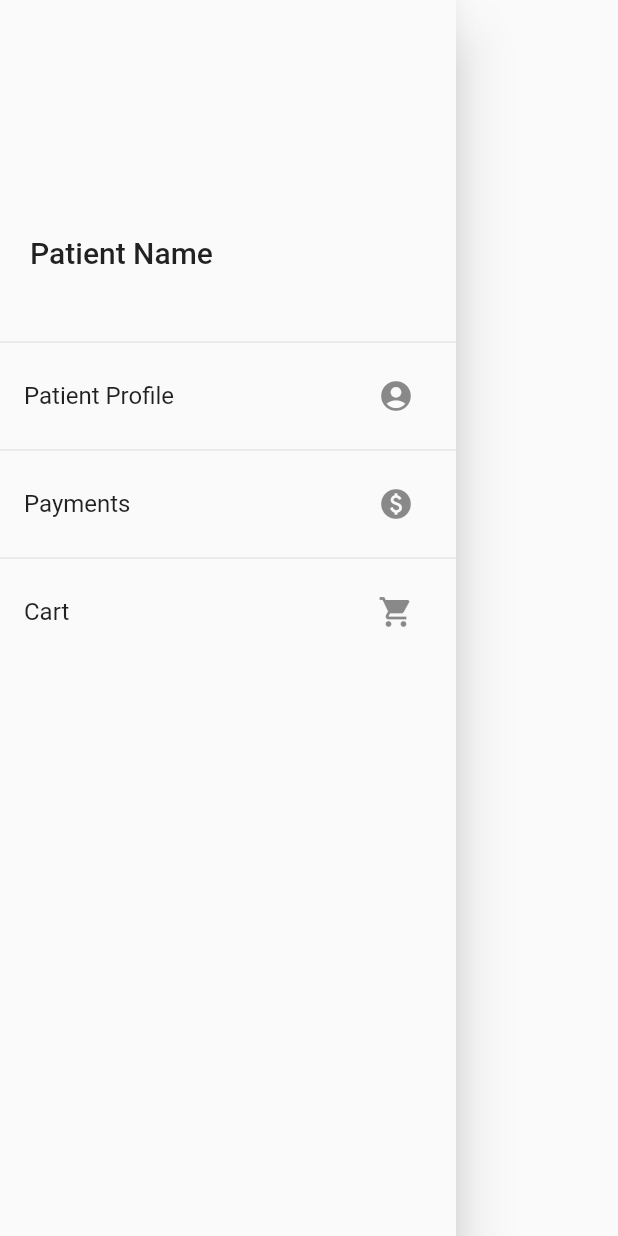
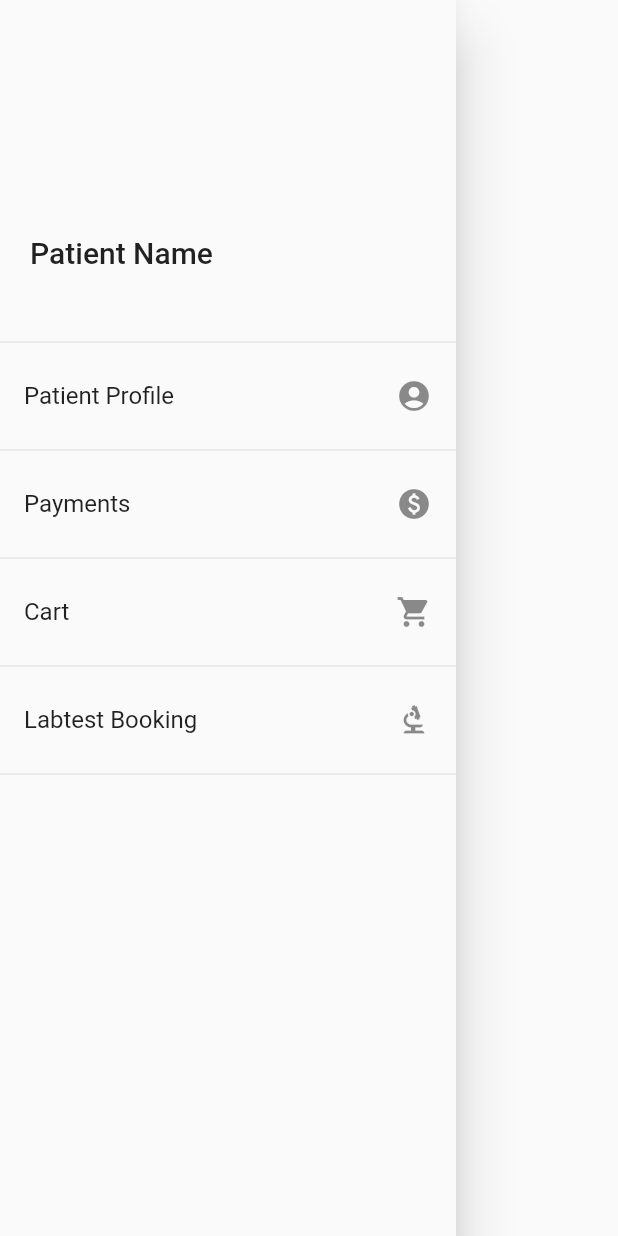
Before and after one commit to ShanuFutura/HeartBeat, a Flutter app: the PatientScreenDrawer widget shown alone on an empty page, opened directly, on a phone screen of 412 x 824 dp. Run offline on Flutter 3.47's test engine with Material 2 defaults, Android fonts, the light colour scheme and no system bars; our stand-ins replace carousel_slider, dropdown_search, fluttertoast, image_picker, shared_preferences; accounts and stored records are empty.

Commit message:
image upload and view in list

```diff
--- a/heartbeat/lib/Widgets/patient_screen_drawer.dart
+++ b/heartbeat/lib/Widgets/patient_screen_drawer.dart
@@ -33,31 +33,36 @@ class PatientScreenDrawer extends StatelessWidget {
           ),
           Divider(),
           ListTile(
-            title: Text('Patient Profile'),
-            trailing: IconButton(
-                onPressed: () {
-                  Navigator.of(context)
-                      .pushNamed(PatientProfilEditScreen.routeName);
-                },
-                icon: Icon(
-                  Icons.account_circle,
-                )),
+            onTap: () {
+              Navigator.of(context)
+                  .pushNamed(PatientProfilEditScreen.routeName);
+            },
+            title: const Text('Patient Profile'),
+            trailing: const Icon(
+              Icons.account_circle,
+            ),
           ),
           Divider(),
           ListTile(
-            title: Text('Payments'),
-            trailing: IconButton(
-                onPressed: () {},
-                icon: Icon(
-                  Icons.paid,
-                )),
+            onTap: () {},
+            title: const Text('Payments'),
+            trailing: Icon(
+              Icons.paid,
+            ),
           ),
           Divider(),
           ListTile(
+            onTap: () {},
             title: Text('Cart'),
-            trailing:
-                IconButton(onPressed: () {}, icon: Icon(Icons.shopping_cart)),
+            trailing: Icon(Icons.shopping_cart),
           ),
+          Divider(),
+          ListTile(
+            onTap: () {},
+            title: Text('Labtest Booking'),
+            trailing: Icon(Icons.biotech),
+          ),
+          Divider(),
         ],
       ),
     );
--- a/heartbeat/lib/main.dart
+++ b/heartbeat/lib/main.dart
@@ -1,6 +1,7 @@
 import 'package:flutter/material.dart';
 import 'package:heartbeat/screens/doc_home_page.dart';
 import 'package:heartbeat/screens/doctor_view.dart';
+import 'package:heartbeat/screens/patient_external_prescription.dart';
 import 'package:heartbeat/screens/patient_home_page.dart';
 import 'package:heartbeat/screens/patient_profile_edit_screen.dart';
 import 'package:heartbeat/screens/patient_signup_page.dart';
@@ -16,7 +17,7 @@ class HeartBeat extends StatelessWidget {
   @override
   Widget build(BuildContext context) {
     return MaterialApp(
-      home: DocHomePage(),
+      home: PatientHomePage(),
       routes: {
         LoginScreen.routeName: (ctx) => LoginScreen(),
         PatientSignupPage.routeName: (ctx) => PatientSignupPage(),
@@ -25,6 +26,8 @@ class HeartBeat extends StatelessWidget {
         PatientHomePage.routeName: (ctx) => PatientHomePage(),
         DoctorView.routeName: (ctx) => DoctorView(),
         PatientProfilEditScreen.routeName: (ctx) => PatientProfilEditScreen(),
+        PatientExternalPrescriptios.routeName: (ctx) =>
+            PatientExternalPrescriptios(),
       },
     );
   }
--- a/heartbeat/lib/models/dummy_lists.dart
+++ b/heartbeat/lib/models/dummy_lists.dart
@@ -1,6 +1,10 @@
+// import 'dart:html';
+import 'dart:io';
+
 import 'package:flutter/material.dart';
 
 class Prescription {
+  // final  List<String> medicines;
   final List<String> medicines;
   final List<String> labTests;
   final DateTime date;
@@ -12,6 +16,8 @@ class Prescription {
 }
 
 class DummyLists {
+  // static Map<String, List<>>
+  static List<File> oldPrescImages = [];
   static List<Prescription> newPrescList = [];
   static const List<Map<String, String>> labtestReportsList = [
     {'content': 'content', 'date': 'date'},
--- a/heartbeat/lib/screens/patient_view.dart
+++ b/heartbeat/lib/screens/patient_view.dart
@@ -1,6 +1,7 @@
 import 'package:dropdown_search/dropdown_search.dart';
 import 'package:flutter/material.dart';
 import 'package:heartbeat/models/dummy_lists.dart';
+import 'package:heartbeat/screens/patient_external_prescription.dart';
 // import 'package:heartbeat/models/prescriptions.dart';
 
 class PatientView extends StatefulWidget {
@@ -247,7 +248,10 @@ class _PatientViewState extends State<PatientView> {
                       ),
                       if (!isLabtest)
                         TextButton(
-                            onPressed: () {},
+                            onPressed: () {
+                              Navigator.of(context).pushNamed(
+                                  PatientExternalPrescriptios.routeName);
+                            },
                             child: Text('External Prescriptions'))
                     ],
                   ),
--- a/heartbeat/pubspec.yaml
+++ b/heartbeat/pubspec.yaml
@@ -37,6 +37,7 @@ dependencies:
   image_picker: ^0.8.4+4
   path_provider: ^2.0.8
   path: ^1.8.0
+
 
 
   # The following adds the Cupertino Icons font to your application.
```
Also changed, not shown: heartbeat/lib/Widgets/patient_presc_listview.dart (added, +64 -0 lines), heartbeat/lib/screens/doctor_view.dart (+7 -18 lines), heartbeat/lib/screens/patient_external_prescription.dart (+25 -22 lines), heartbeat/lib/screens/patient_home_page.dart (+26 -13 lines).
